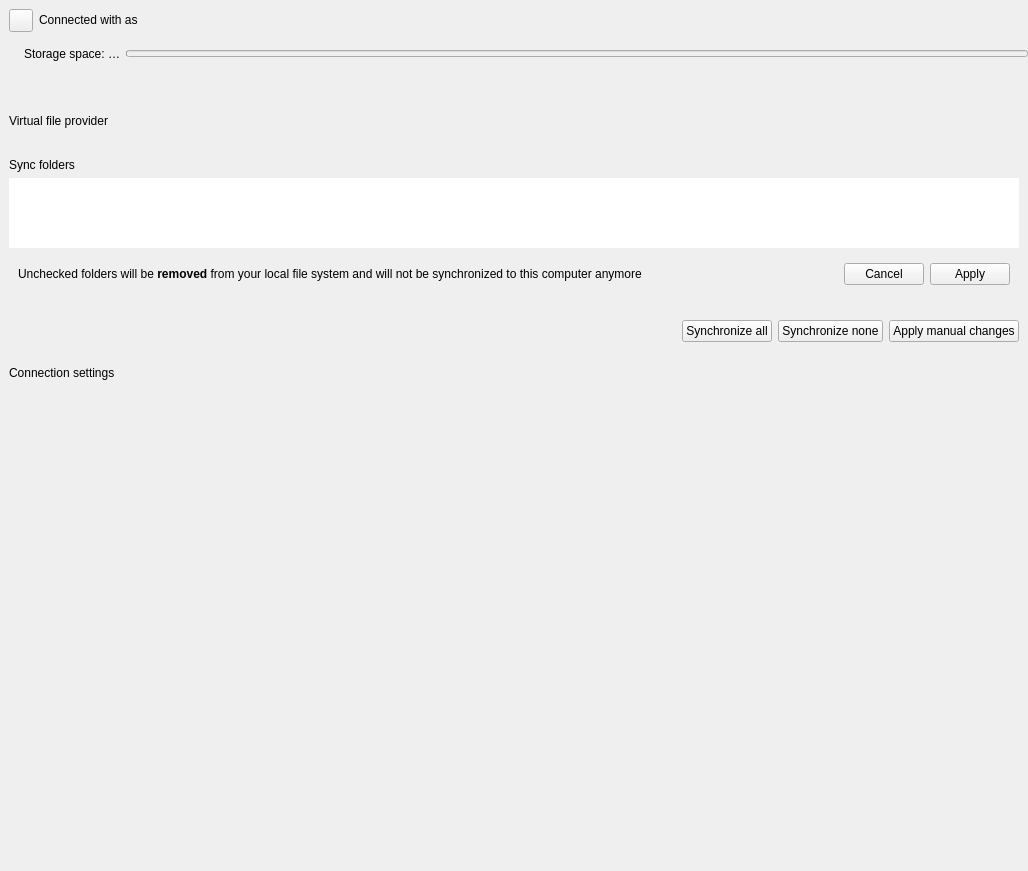
nextcloud/desktop, file src/gui/accountsettings.ui: the form before one commit.
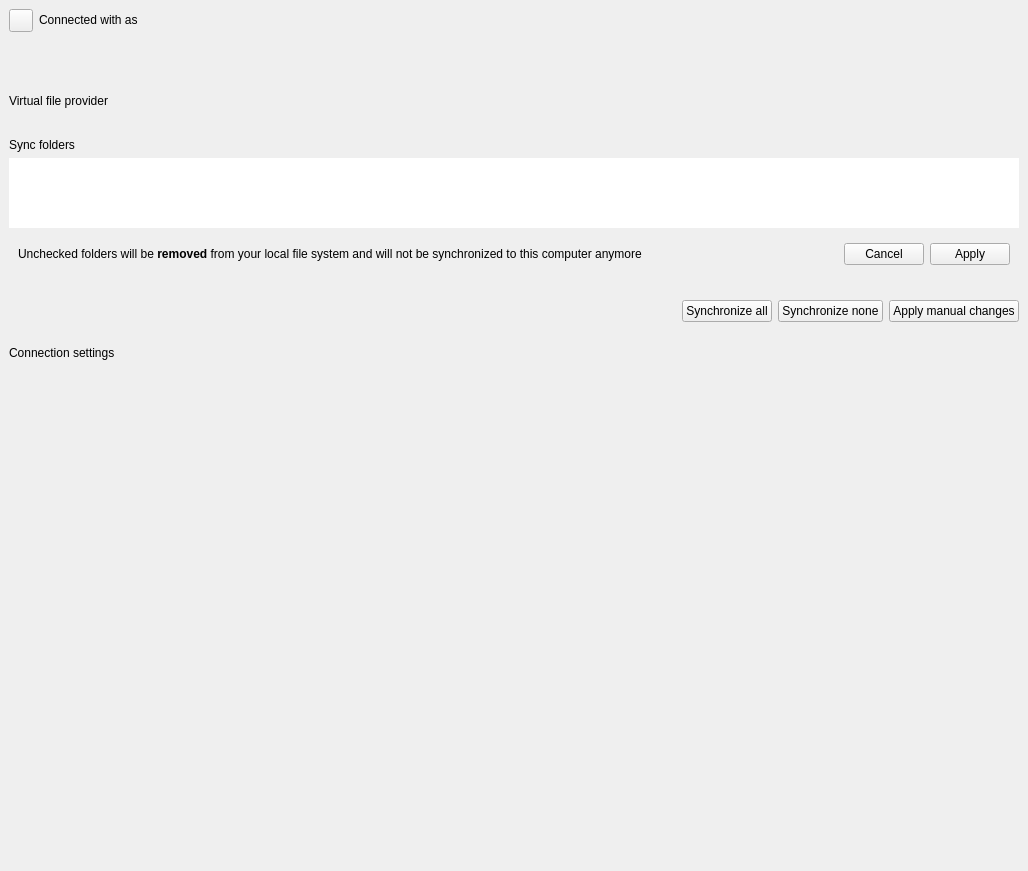
The form after the commit. Custom widgets are drawn as their Qt base class.

Commit message:
Remove storage group box layout from account settings
Removed storage group box layout and its components from account settings UI.

The edit to the form file:
```diff
--- a/src/gui/accountsettings.ui
+++ b/src/gui/accountsettings.ui
@@ -85,76 +85,6 @@
         </layout>
        </widget>
       </item>
-      <item>
-       <layout class="QHBoxLayout" name="storageGroupBox">
-        <item>
-         <spacer name="storageStatusSpacer">
-          <property name="orientation">
-           <enum>Qt::Orientation::Horizontal</enum>
-          </property>
-          <property name="sizeType">
-           <enum>QSizePolicy::Policy::Fixed</enum>
-          </property>
-          <property name="sizeHint" stdset="0">
-           <size>
-            <width>24</width>
-            <height>0</height>
-           </size>
-          </property>
-         </spacer>
-        </item>
-        <item>
-         <widget class="QLabel" name="quotaInfoLabel">
-          <property name="sizePolicy">
-           <sizepolicy hsizetype="Minimum" vsizetype="Fixed">
-            <horstretch>0</horstretch>
-            <verstretch>0</verstretch>
-           </sizepolicy>
-          </property>
-          <property name="toolTip">
-           <string/>
-          </property>
-          <property name="text">
-           <string>Storage space: …</string>
-          </property>
-          <property name="textFormat">
-           <enum>Qt::PlainText</enum>
-          </property>
-          <property name="wordWrap">
-           <bool>false</bool>
-          </property>
-         </widget>
-        </item>
-        <item>
-         <widget class="QProgressBar" name="quotaProgressBar">
-          <property name="enabled">
-           <bool>false</bool>
-          </property>
-          <property name="sizePolicy">
-           <sizepolicy hsizetype="MinimumExpanding" vsizetype="Fixed">
-            <horstretch>0</horstretch>
-            <verstretch>0</verstretch>
-           </sizepolicy>
-          </property>
-          <property name="maximumSize">
-           <size>
-            <width>16777215</width>
-            <height>7</height>
-           </size>
-          </property>
-          <property name="maximum">
-           <number>100</number>
-          </property>
-          <property name="value">
-           <number>-1</number>
-          </property>
-          <property name="textVisible">
-           <bool>false</bool>
-          </property>
-         </widget>
-        </item>
-       </layout>
-      </item>
       <item>
        <widget class="QWidget" name="encryptionMessage" native="true">
         <layout class="QVBoxLayout" name="encryptionMessageLayout">
```
